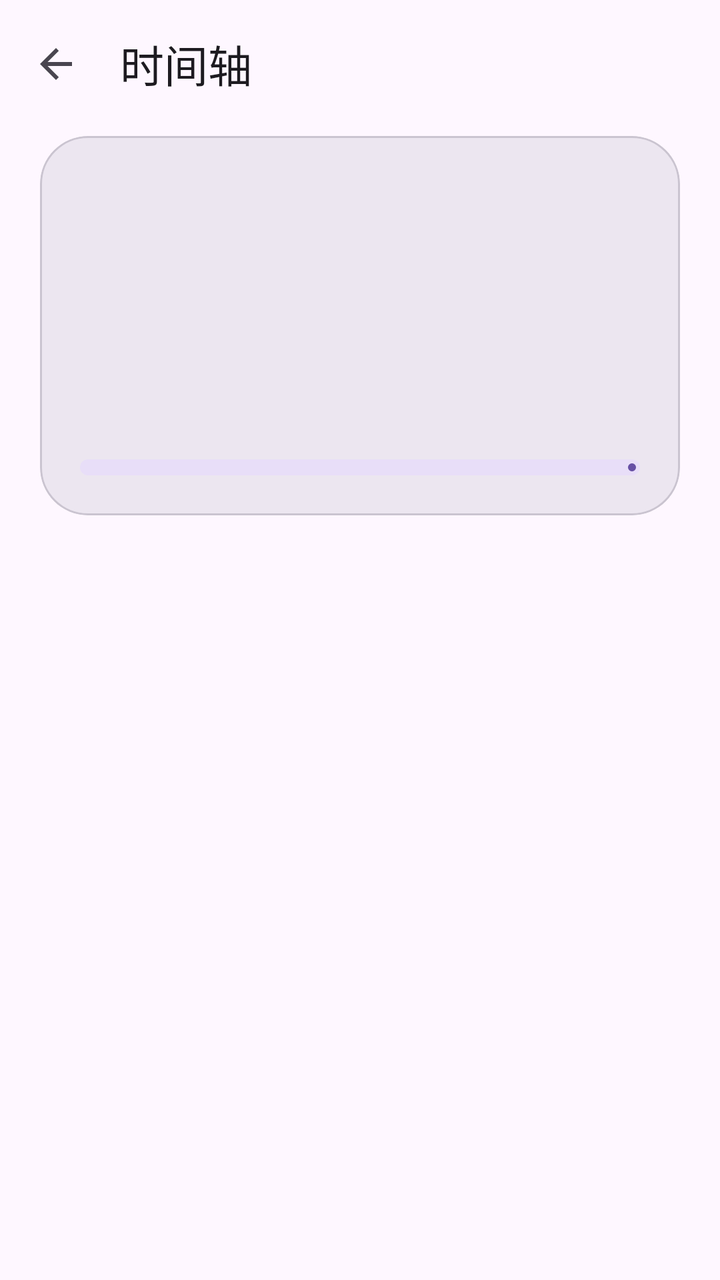
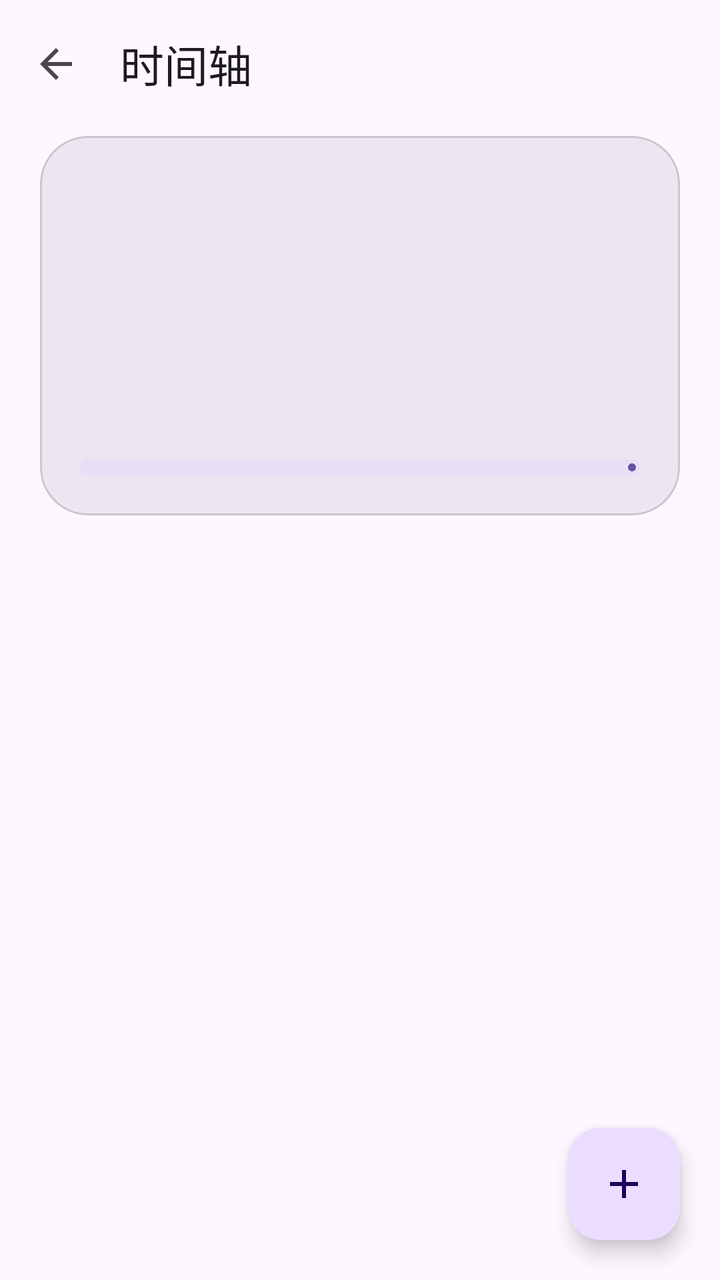

Before-and-after screenshots of an Android layout around one commit, followed by the original layout XML and the change that was made.
<!-- AndroidManifest.xml: application theme Theme.Notebook -->
<!-- res/layout/activity_countdown_timeline.xml -->
<?xml version="1.0" encoding="utf-8"?>
<LinearLayout xmlns:android="http://schemas.android.com/apk/res/android"
    xmlns:app="http://schemas.android.com/apk/res-auto"
    android:layout_width="match_parent"
    android:layout_height="match_parent"
    android:background="?attr/colorSurface"
    android:orientation="vertical">
    <com.google.android.material.appbar.MaterialToolbar
        android:id="@+id/toolbar"
        android:layout_width="match_parent"
        android:layout_height="?attr/actionBarSize"
        android:background="?attr/colorSurface"
        app:navigationIcon="?attr/homeAsUpIndicator"
        app:title="时间轴"
        app:titleTextColor="?attr/colorOnSurface" />
    <ScrollView
        android:layout_width="match_parent"
        android:layout_height="0dp"
        android:layout_weight="1"
        android:fillViewport="true">
        <LinearLayout
            android:layout_width="match_parent"
            android:layout_height="wrap_content"
            android:orientation="vertical"
            android:paddingStart="20dp"
            android:paddingTop="4dp"
            android:paddingEnd="20dp"
            android:paddingBottom="32dp">
            <com.google.android.material.card.MaterialCardView
                android:id="@+id/card"
                android:layout_width="match_parent"
                android:layout_height="wrap_content"
                app:cardCornerRadius="24dp"
                app:cardElevation="0dp"
                app:cardBackgroundColor="?attr/colorSurfaceContainerHigh">
                <FrameLayout
                    android:layout_width="match_parent"
                    android:layout_height="match_parent">
                    <ImageView
                        android:id="@+id/bg_image"
                        android:layout_width="match_parent"
                        android:layout_height="match_parent"
                        android:contentDescription="@null"
                        android:importantForAccessibility="no"
                        android:scaleType="centerCrop"
                        android:visibility="gone" />
                    <View
                        android:id="@+id/bg_scrim"
                        android:layout_width="match_parent"
                        android:layout_height="match_parent"
                        android:background="#000000"
                        android:visibility="gone" />
                <LinearLayout
                    android:id="@+id/card_content"
                    android:layout_width="match_parent"
                    android:layout_height="match_parent"
                    android:orientation="vertical"
                    android:padding="20dp">
                    <TextView
                        android:id="@+id/tv_title"
                        android:layout_width="match_parent"
                        android:layout_height="wrap_content"
                        android:textSize="22sp"
                        android:textStyle="bold" />
                    <TextView
                        android:id="@+id/tv_meta"
                        android:layout_width="match_parent"
                        android:layout_height="wrap_content"
                        android:layout_marginTop="6dp"
                        android:textSize="13sp" />
                    <LinearLayout
                        android:layout_width="wrap_content"
                        android:layout_height="wrap_content"
                        android:layout_marginTop="14dp"
                        android:baselineAligned="true"
                        android:gravity="bottom"
                        android:orientation="horizontal">
                        <TextView
                            android:id="@+id/tv_num"
                            android:layout_width="wrap_content"
                            android:layout_height="wrap_content"
                            android:textSize="44sp"
                            android:textStyle="bold" />
                        <TextView
                            android:id="@+id/tv_unit"
                            android:layout_width="wrap_content"
                            android:layout_height="wrap_content"
                            android:layout_marginStart="4dp"
                            android:layout_marginBottom="8dp"
                            android:textSize="14sp" />
                    </LinearLayout>
                    <Space
                        android:layout_width="match_parent"
                        android:layout_height="0dp"
                        android:layout_weight="1" />
                    <com.google.android.material.progressindicator.LinearProgressIndicator
                        android:id="@+id/progress"
                        android:layout_width="match_parent"
                        android:layout_height="wrap_content"
                        android:layout_marginTop="16dp"
                        app:trackCornerRadius="4dp"
                        app:trackThickness="8dp" />
                </LinearLayout>
                </FrameLayout>
            </com.google.android.material.card.MaterialCardView>
            <LinearLayout
                android:id="@+id/timeline_box"
                android:layout_width="match_parent"
                android:layout_height="wrap_content"
                android:layout_marginTop="20dp"
                android:orientation="vertical" />
        </LinearLayout>
    </ScrollView>
</LinearLayout>
<!-- resources referenced by this layout -->
<resources>
  <style name="Theme.Notebook" parent="Theme.Material3.DayNight.NoActionBar">
          <item name="colorPrimary">@color/md_primary</item>
          <item name="colorOnPrimary">@color/md_on_primary</item>
          <item name="colorPrimaryContainer">@color/md_primary_container</item>
          <item name="colorOnPrimaryContainer">@color/md_on_primary_container</item>
          <item name="colorSecondary">@color/md_secondary</item>
          <item name="android:colorBackground">@color/md_surface</item>
          <item name="colorSurface">@color/md_surface</item>
          <item name="colorSurfaceContainer">@color/md_surface_container</item>
          <item name="colorSurfaceContainerHigh">@color/md_surface_container_high</item>
          <item name="colorOnSurface">@color/md_on_surface</item>
          <item name="colorOnSurfaceVariant">@color/md_on_surface_variant</item>
          <item name="colorOutline">@color/md_outline</item>
          <item name="android:statusBarColor">@android:color/transparent</item>
          <item name="android:navigationBarColor">@android:color/transparent</item>
          <item name="android:windowLayoutInDisplayCutoutMode">shortEdges</item>
          <item name="android:windowDrawsSystemBarBackgrounds">true</item>
          <item name="android:windowLightStatusBar">true</item>
      </style>
  <color name="md_primary">#6750A4</color>
  <color name="md_on_primary">#FFFFFF</color>
  <color name="md_primary_container">#EADDFF</color>
  <color name="md_on_primary_container">#21005D</color>
  <color name="md_secondary">#625B71</color>
  <color name="md_surface">#FEF7FF</color>
  <color name="md_surface_container">#F3EDF7</color>
  <color name="md_surface_container_high">#ECE6F0</color>
  <color name="md_on_surface">#1D1B20</color>
  <color name="md_on_surface_variant">#49454F</color>
  <color name="md_outline">#79747E</color>
</resources>

<!-- the commit's change to res/layout/activity_countdown_timeline.xml (unified diff, before → after) -->
@@ -1,10 +1,14 @@
 <?xml version="1.0" encoding="utf-8"?>
-<LinearLayout xmlns:android="http://schemas.android.com/apk/res/android"
+<FrameLayout xmlns:android="http://schemas.android.com/apk/res/android"
     xmlns:app="http://schemas.android.com/apk/res-auto"
     android:layout_width="match_parent"
-    android:layout_height="match_parent"
-    android:background="?attr/colorSurface"
-    android:orientation="vertical">
+    android:layout_height="match_parent">
+
+    <LinearLayout
+        android:layout_width="match_parent"
+        android:layout_height="match_parent"
+        android:background="?attr/colorSurface"
+        android:orientation="vertical">
     <com.google.android.material.appbar.MaterialToolbar
         android:id="@+id/toolbar"
         android:layout_width="match_parent"
@@ -111,4 +115,14 @@
                 android:orientation="vertical" />
         </LinearLayout>
     </ScrollView>
-</LinearLayout>
+    </LinearLayout>
+
+    <com.google.android.material.floatingactionbutton.FloatingActionButton
+        android:id="@+id/fab_add"
+        android:layout_width="wrap_content"
+        android:layout_height="wrap_content"
+        android:layout_gravity="bottom|end"
+        android:layout_margin="20dp"
+        android:contentDescription="新建时间轴"
+        app:srcCompat="@drawable/ic_add" />
+</FrameLayout>
<!-- resource entries referenced after the edit -->
@@ -1,5 +1,16 @@
 <!-- resources referenced by this layout -->
 <resources>
+  <!-- drawable ic_add (drawable) -->
+  <?xml version="1.0" encoding="utf-8"?>
+  <vector xmlns:android="http://schemas.android.com/apk/res/android"
+      android:width="24dp"
+      android:height="24dp"
+      android:viewportWidth="24"
+      android:viewportHeight="24">
+      <path
+          android:fillColor="#FFFFFFFF"
+          android:pathData="M19,13h-6v6h-2v-6H5v-2h6V5h2v6h6v2z" />
+  </vector>
   <style name="Theme.Notebook" parent="Theme.Material3.DayNight.NoActionBar">
           <item name="colorPrimary">@color/md_primary</item>
           <item name="colorOnPrimary">@color/md_on_primary</item>
